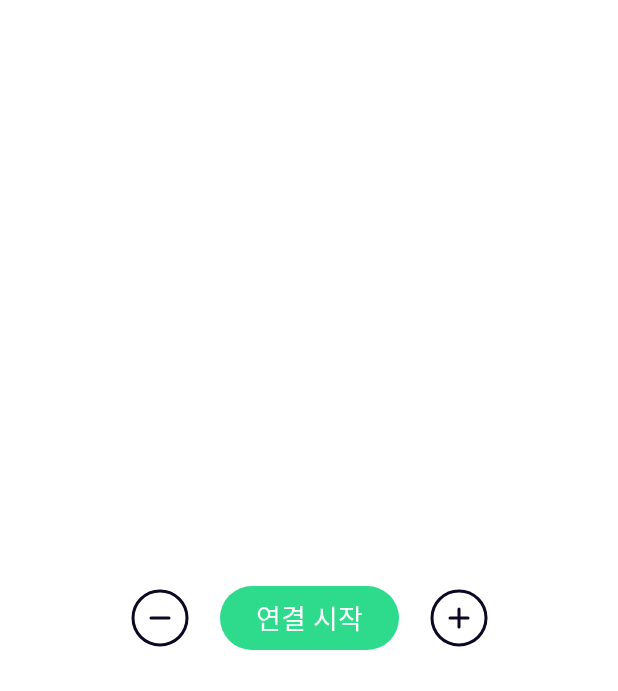
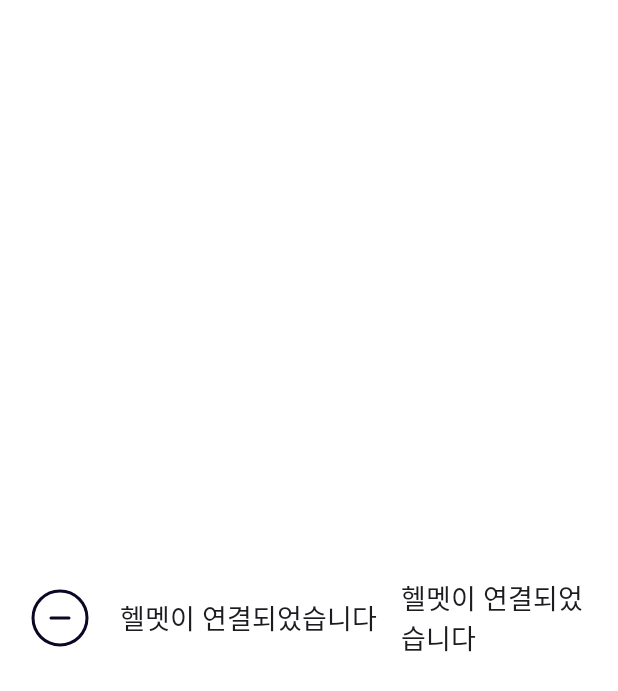
Before and after one commit to jeong-hyeonHwang/Helpmet, an Android app built with Jetpack Compose: the composable DesignTestScreen shown on its own in the app's theme, on a phone screen of 412 x 824 dp. Shown: the top 691 px of the screen. Run offline under Robolectric (Android 15) with nearby library versions, the phone set to English and light mode, and no system bars; Roboto replaces fonts that are not available here.

Commit message:
feat: textStyle이 없는 경우 기본 폰트 HelmetTypo로 설정

```diff
--- a/FE/app/src/main/java/com/a303/helpmet/presentation/feature/design_test/DesignTestScreen.kt
+++ b/FE/app/src/main/java/com/a303/helpmet/presentation/feature/design_test/DesignTestScreen.kt
@@ -35,6 +35,12 @@ fun DesignTestScreen() {
                 tint = HelpmetTheme.colors.black1,
                 modifier = Modifier.size(48.dp)
             )
+
+            Text("헬멧이 연결되었습니다")
+            Text(
+                text = "헬멧이 연결되었습니다",
+                style = HelpmetTheme.typography.bodyLarge
+            )
             Button(
                 colors = ButtonDefaults.buttonColors(
                     containerColor = HelpmetTheme.colors.primary,
--- a/FE/app/src/main/java/com/a303/helpmet/ui/theme/Theme.kt
+++ b/FE/app/src/main/java/com/a303/helpmet/ui/theme/Theme.kt
@@ -16,7 +16,7 @@ fun HelpmetTheme(
         colorScheme = MaterialTheme.colorScheme.copy(
             background = Color.White
         ),
-        typography = MaterialTheme.typography,
+        typography = defaultHelpmetTypography.toMaterialTypography(),
         content = {
             CompositionLocalProvider(
                 LocalHelpmetColors provides helpmetColors,
--- a/FE/app/src/main/java/com/a303/helpmet/ui/theme/Type.kt
+++ b/FE/app/src/main/java/com/a303/helpmet/ui/theme/Type.kt
@@ -8,6 +8,7 @@ import androidx.compose.ui.text.font.FontFamily
 import androidx.compose.ui.text.font.FontWeight
 import androidx.compose.ui.unit.sp
 import com.a303.helpmet.R
+import androidx.compose.material3.Typography
 
 
 // Pretendard 폰트 정의 (여러 굵기 지원)
@@ -90,3 +91,9 @@ val defaultHelpmetTypography = HelpmetTypography(
 )
 
 val LocalHelpmetTypography = staticCompositionLocalOf { defaultHelpmetTypography }
+
+fun HelpmetTypography.toMaterialTypography(): Typography = Typography(
+    bodyLarge = bodyLarge,
+    bodyMedium = bodyMedium,
+    bodySmall = bodySmall
+)
```
